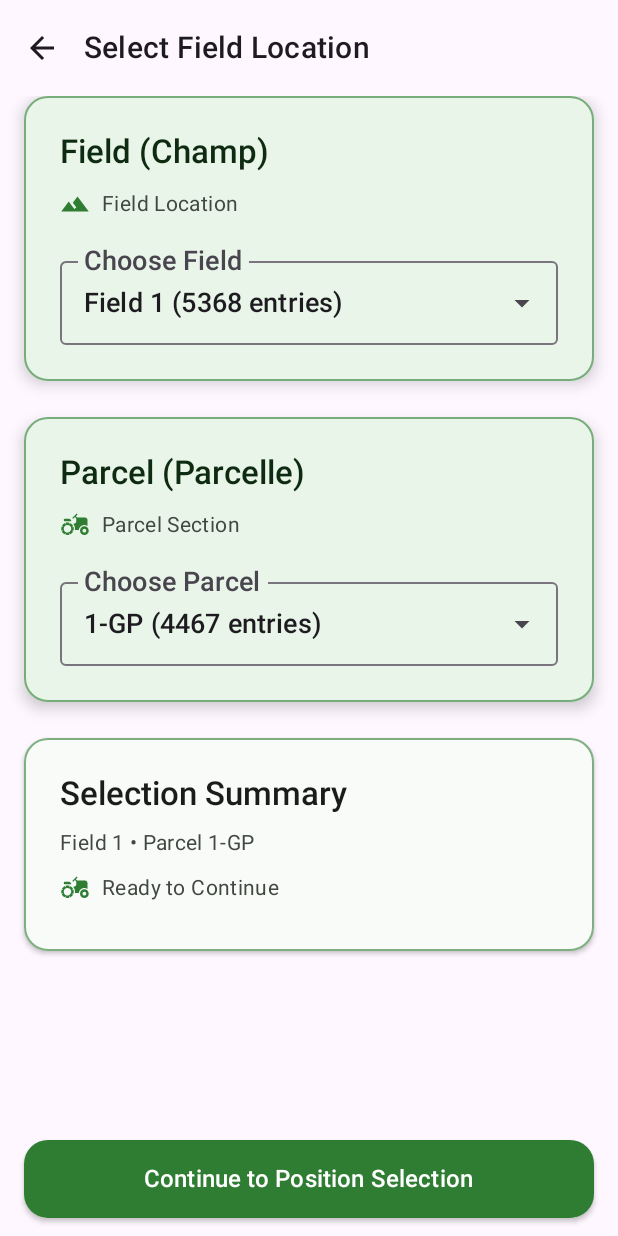
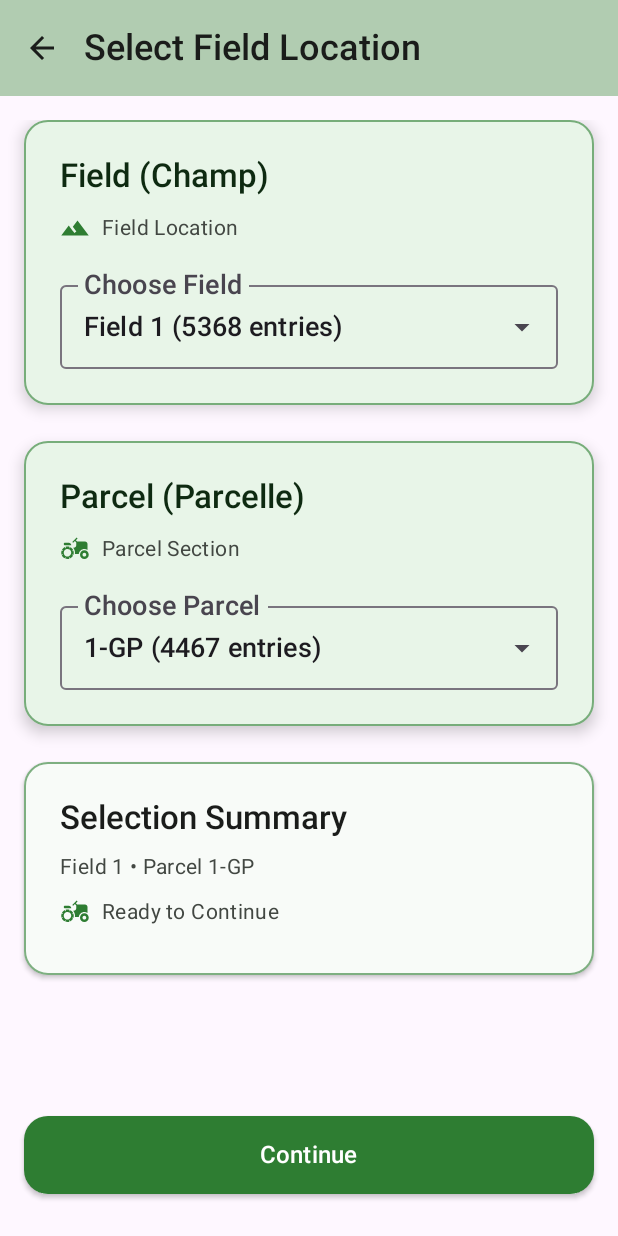
Before and after one commit to marclefrancois/peony-identifier, an Android app built with Jetpack Compose: the FieldSelectionScreen screen opened through its navigation route, on a phone screen of 412 x 824 dp. Run offline under Robolectric (Android 15) with nearby library versions, the phone set to English and light mode, and no system bars; our stand-ins replace Compose Multiplatform resources.

Commit message:
Improve topbars

```diff
--- a/composeApp/src/commonMain/kotlin/com/pivoinescapano/identifier/presentation/screen/FieldSelectionScreen.kt
+++ b/composeApp/src/commonMain/kotlin/com/pivoinescapano/identifier/presentation/screen/FieldSelectionScreen.kt
@@ -27,6 +27,7 @@ import androidx.compose.material3.OutlinedTextFieldDefaults
 import androidx.compose.material3.Scaffold
 import androidx.compose.material3.Text
 import androidx.compose.material3.TopAppBar
+import androidx.compose.material3.TopAppBarDefaults
 import androidx.compose.runtime.Composable
 import androidx.compose.runtime.LaunchedEffect
 import androidx.compose.runtime.getValue
@@ -81,7 +82,8 @@ fun FieldSelectionScreen(
                 title = {
                     Text(
                         text = "Select Field Location",
-                        style = AppTypography.HeadlineSmall,
+                        style = AppTypography.HeadlineMedium,
+                        color = AppColors.OnSurface,
                     )
                 },
                 navigationIcon = {
@@ -89,9 +91,16 @@ fun FieldSelectionScreen(
                         Icon(
                             imageVector = Icons.AutoMirrored.Filled.ArrowBack,
                             contentDescription = "Back",
+                            tint = AppColors.OnSurface,
                         )
                     }
                 },
+                colors =
+                    TopAppBarDefaults.topAppBarColors(
+                        containerColor = AppColors.BarColor,
+                        titleContentColor = AppColors.OnSurface,
+                        navigationIconContentColor = AppColors.OnSurface,
+                    ),
             )
         },
     ) { paddingValues ->
@@ -105,7 +114,7 @@ fun FieldSelectionScreen(
                 modifier =
                     Modifier
                         .fillMaxSize()
-                        .padding(horizontal = AppSpacing.EdgePadding),
+                        .padding(AppSpacing.EdgePadding),
             ) {
                 // Content area that takes available space
                 if (uiState.isLoading) {
@@ -264,7 +273,7 @@ fun FieldSelectionScreen(
                         }
                     },
                     enabled = uiState.canContinue,
-                    text = "Continue to Position Selection",
+                    text = "Continue",
                     modifier = Modifier.padding(top = AppSpacing.SectionSpacing, bottom = AppSpacing.M),
                 )
             }
```
Also changed, not shown: composeApp/src/commonMain/kotlin/com/pivoinescapano/identifier/presentation/screen/FieldNotesScreen.kt (+11 -1 lines).
